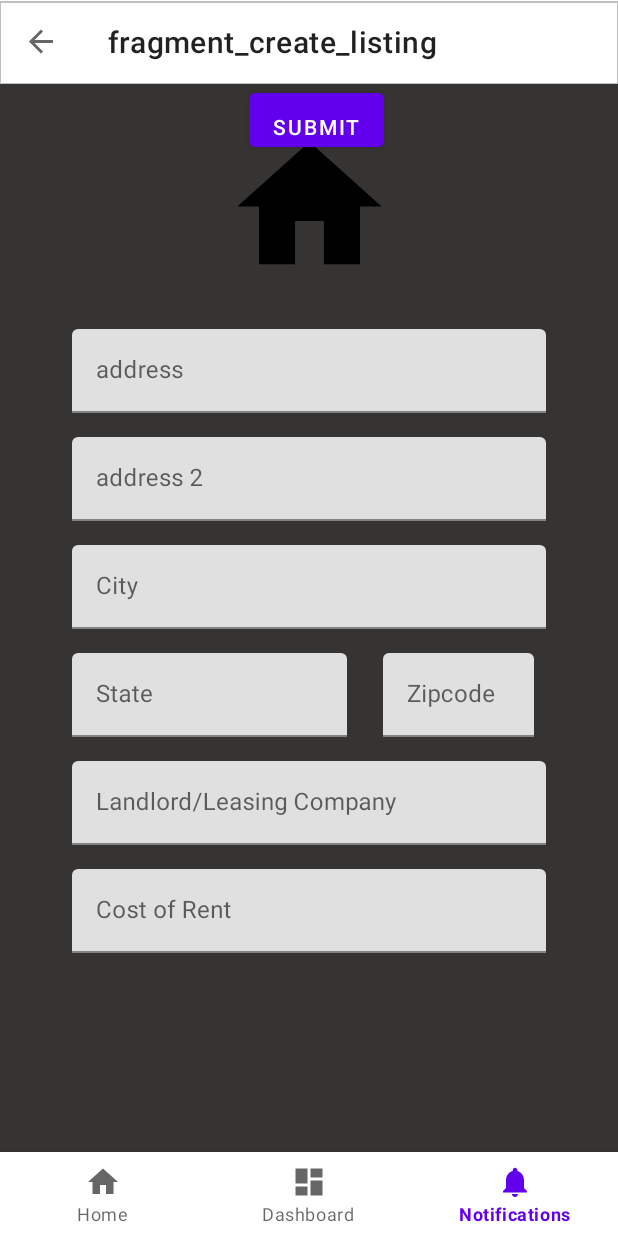
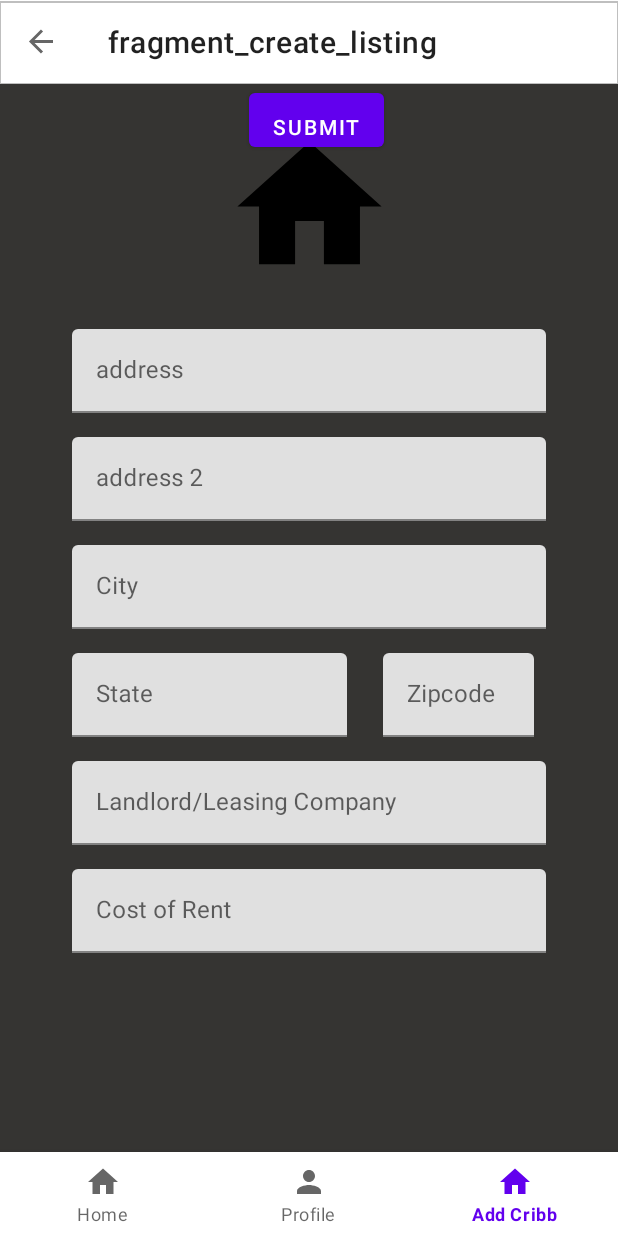
Before and after one commit to Dan-Codes/Cribb, an Android app: the CreateListingFragment screen opened through its navigation route, on a phone screen of 412 x 824 dp. Run offline under Robolectric (Android 15) with nearby library versions, the phone set to English and light mode, and no system bars; our stand-ins replace Firebase (no records; nobody signed in at launch, a user with empty details on screens opened directly), navigation-ui; libraries missing offline, so code that uses them is left out: com.mancj.materialsearchbar, com.squareup.okhttp; 2 statements that could not run were skipped.

Commit message:
fixed bottom nav directory

```diff
--- a/app/src/main/res/menu/bottom_nav_menu.xml
+++ b/app/src/main/res/menu/bottom_nav_menu.xml
@@ -8,12 +8,12 @@
 
     <item
         android:id="@+id/profileFragment"
-        android:icon="@drawable/ic_dashboard_black_24dp"
-        android:title="@string/title_dashboard" />
+        android:icon="@drawable/ic_person"
+        android:title="Profile" />
 
     <item
         android:id="@+id/createListingFragment"
-        android:icon="@drawable/ic_notifications_black_24dp"
-        android:title="@string/title_notifications" />
+        android:icon="@drawable/ic_home_black_24dp"
+        android:title="Add Cribb" />
 
 </menu>
```
